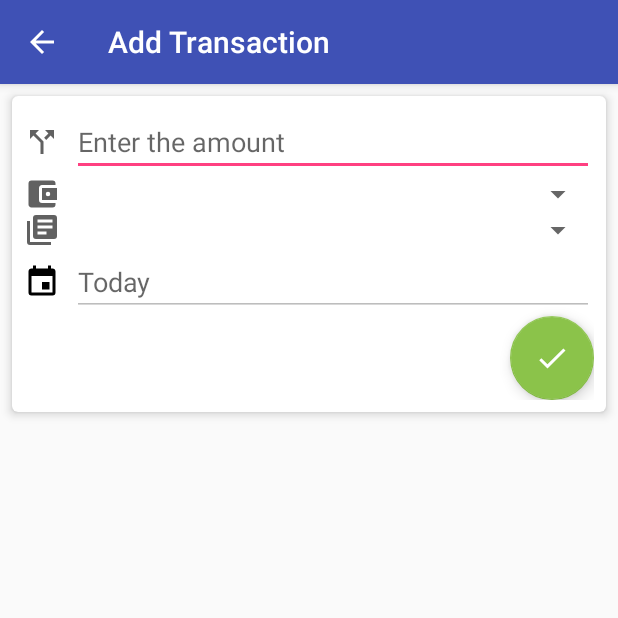
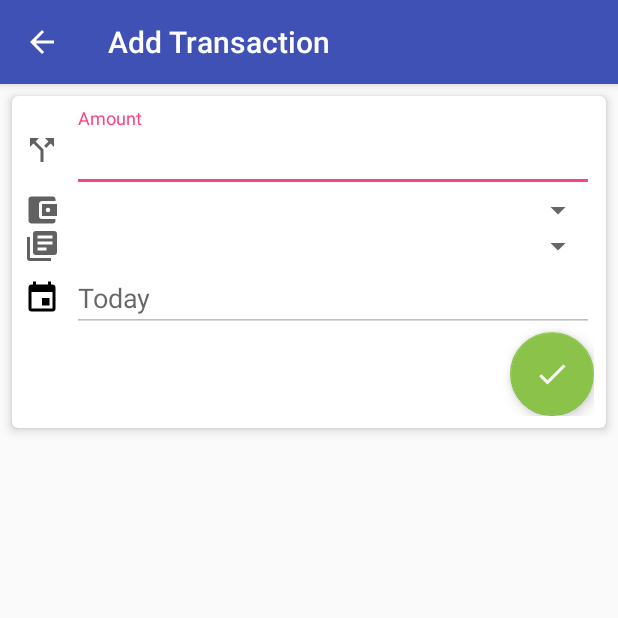
Before and after one commit to Dandewine/MyPocket, an Android app: the AddTransactionActivity screen opened directly, with no data from a screen before it, on a phone screen of 412 x 824 dp, the top half of it. Run offline under Robolectric (Android 15) with nearby library versions, the phone set to English and light mode, and no system bars; our stand-ins replace Dagger/Hilt's generated code, data binding; libraries missing offline, so code that uses them is left out: io.realm, rx.android.schedulers, rx.schedulers, rx.subscriptions; 4 statements that could not run were skipped.

Commit message:
migrate from Observable<String> to String in the ViewModels

```diff
--- a/data/src/main/java/com/denis/data/entity/mapper/TransactionDataMapper.java
+++ b/data/src/main/java/com/denis/data/entity/mapper/TransactionDataMapper.java
@@ -18,7 +18,7 @@ public class TransactionDataMapper {
     public Transaction transform(TransactionEntity entity) {
         Transaction transaction = null;
         if (entity != null) {
-            transaction = new Transaction(entity.getId());
+            transaction = new Transaction(entity.getCategoryId());
             transaction.setWalletId(entity.getWalletId());
             transaction.setAmount(entity.getAmount());
             transaction.setType(entity.getType());
@@ -47,6 +47,7 @@ public class TransactionDataMapper {
             transactionEntity.setWalletId(transaction.getWalletId());
             transactionEntity.setAmount(transaction.getAmount());
             transactionEntity.setType(transaction.getType());
+            transactionEntity.setCategoryId(transaction.getId());
             transactionEntity.setUnixDateTime(transaction.getUnixDateTime());
         }
         return transactionEntity;
--- a/domain/src/main/java/com/denis/domain/models/Transaction.java
+++ b/domain/src/main/java/com/denis/domain/models/Transaction.java
@@ -5,12 +5,14 @@ public class Transaction {
     private int walletId;
     private float amount;
     private int type;
+    private int categoryId;
     private long unixDateTime;
 
-    public Transaction(int walletId, float amount, int type, long unixDateTime) {
+    public Transaction(int walletId, float amount, int type, long unixDateTime, int categoryId) {
         this.walletId = walletId;
         this.amount = amount;
         this.type = type;
+        this.categoryId = categoryId;
         this.unixDateTime = unixDateTime;
     }
 
--- a/presentation/src/main/java/com/denis/mypocket/view/activity/AddTransactionActivity.java
+++ b/presentation/src/main/java/com/denis/mypocket/view/activity/AddTransactionActivity.java
@@ -27,8 +27,14 @@ public class AddTransactionActivity extends BaseActivity {
         isIncome = getIntent().getBooleanExtra(PLConstants.INTENT_INCOME_FLAG, false);
         super.onCreate(savedInstanceState);
         binding = DataBindingUtil.setContentView(this, R.layout.activity_add_transaction);
+
+        binding.categorySpinner.setOnItemSelectedListener(viewModel.categoryOnClickListener);
+        binding.walletsSpinner.setOnItemSelectedListener(viewModel.walletOnCLickListener);
+
         binding.setViewModel(viewModel);
-        binding.addTrans.setOnClickListener(viewModel.addOnClick);
+
+       // binding.addTrans.setOnClickListener(viewModel.addOnClick);
+
         configireToolbar(binding.toolbarAddTrans.toolbar, R.string.toolbar_add_trans, true);
     }
 
--- a/presentation/src/main/java/com/denis/mypocket/viewmodel/AddTransactionViewModel.java
+++ b/presentation/src/main/java/com/denis/mypocket/viewmodel/AddTransactionViewModel.java
@@ -1,9 +1,11 @@
 package com.denis.mypocket.viewmodel;
 
 import android.content.Context;
-import android.databinding.ObservableField;
+import android.text.Editable;
+import android.text.TextUtils;
 import android.util.Log;
 import android.view.View;
+import android.widget.AdapterView;
 import android.widget.ArrayAdapter;
 
 import com.denis.domain.interactor.DefaultSubscriber;
@@ -25,7 +27,12 @@ import javax.inject.Named;
 
 @PerActivity
 public class AddTransactionViewModel implements ViewModel {
-    public ObservableField<String> amount = new ObservableField<>();
+    public String amount = "";
+
+    private int categoryId;
+    private int walletId;
+
+    private boolean isIncome;
 
     private ArrayAdapter categoriesAdapter;
     private ArrayAdapter walletsAdapter;
@@ -40,7 +47,8 @@ public class AddTransactionViewModel implements ViewModel {
                                    boolean isIncome) {
 
         this.workerFacade = workerFacade;
-        categoriesAdapter = new ArrayAdapter(context, android.R.layout.simple_list_item_1);
+        this.isIncome = isIncome;
+        categoriesAdapter = new ArrayAdapter<>(context, android.R.layout.simple_list_item_1);
         walletsAdapter = new ArrayAdapter(context, android.R.layout.simple_list_item_1);
 
         Log.d(PLTags.INSTANCE_TAG, "Add Transaction ViewModel, " + hashCode());
@@ -50,12 +58,18 @@ public class AddTransactionViewModel implements ViewModel {
             workerFacade.getIncomeCategories(new GetAllIncomeCategories());
         else
             workerFacade.getExpenseCategories(new GetAllExpenseCategories());
+
     }
 
 
+    public void afterTextChanged(Editable s){
+        if (!TextUtils.equals(s.toString(), amount))
+            amount = s.toString();
+    }
+
     @Override
     public void destroy() {
-        Log.i(PLTags.INSTANCE_TAG,"AddTransactionViewModel has been destroyed");
+        Log.i(PLTags.INSTANCE_TAG, "AddTransactionViewModel has been destroyed");
         workerFacade.destroy();
     }
 
@@ -133,12 +147,42 @@ public class AddTransactionViewModel implements ViewModel {
         }
     }
 
-    public void onTextChanged(CharSequence s, int start, int before, int count) {
-        amount.set(s.toString());
-    }
 
     public View.OnClickListener addOnClick =
-            v -> workerFacade.addTransaction(new AddTransactionSubscriber(), new Transaction( 0, 345f, 1, 234L));
+            v -> {
+                Transaction transaction = new Transaction(walletId,
+                        Float.parseFloat(amount),
+                        isIncome ? 1 : 0,
+                        System.currentTimeMillis() / 1000, categoryId);
+                workerFacade.addTransaction(new AddTransactionSubscriber(),
+                        transaction);
+            };
+
+    public AdapterView.OnItemSelectedListener categoryOnClickListener = new AdapterView.OnItemSelectedListener() {
+        @Override
+        public void onItemSelected(AdapterView<?> parent, View view, int position, long id) {
+            Log.d("myTag", "itemClicked, position = " + position + ", id = " + id);
+            categoryId = (int) id;
+        }
+
+        @Override
+        public void onNothingSelected(AdapterView<?> parent) {
+
+        }
+    };
+
+    public AdapterView.OnItemSelectedListener walletOnCLickListener = new AdapterView.OnItemSelectedListener() {
+        @Override
+        public void onItemSelected(AdapterView<?> parent, View view, int position, long id) {
+            walletId = (int) id;
+            Log.d("myTag", "wallet id = " + walletId);
+        }
+
+        @Override
+        public void onNothingSelected(AdapterView<?> parent) {
+
+        }
+    };
 
     public ArrayAdapter getCategoriesAdapter() {
         return categoriesAdapter;
--- a/presentation/src/main/res/layout/activity_add_transaction.xml
+++ b/presentation/src/main/res/layout/activity_add_transaction.xml
@@ -30,7 +30,7 @@
 
             <LinearLayout
                 android:layout_width="match_parent"
-                android:layout_height="match_parent"
+                android:layout_height="wrap_content"
                 android:orientation="vertical"
                 android:padding="@dimen/half_padding">
 
@@ -47,14 +47,20 @@
                         android:paddingRight="@dimen/half_padding"
                         android:src="@drawable/vector_transactions"/>
 
-                    <EditText
+                    <android.support.design.widget.TextInputLayout
                         android:layout_width="match_parent"
-                        android:layout_height="wrap_content"
-                        android:hint="Enter the amount"
-                        android:inputType="numberDecimal"
-                        android:onTextChanged="@{viewModel.onTextChanged}"
-                        android:text="@{viewModel.amount}"
-                        />
+                        android:layout_height="wrap_content">
+
+                        <EditText
+                            android:layout_width="match_parent"
+                            android:layout_height="wrap_content"
+                            android:hint="Amount"
+
+                            android:afterTextChanged="@{viewModel.afterTextChanged}"
+                            android:text="@{viewModel.amount}"
+                            />
+                    </android.support.design.widget.TextInputLayout>
+
                 </LinearLayout>
 
                 <LinearLayout
@@ -123,6 +129,7 @@
                     android:layout_width="wrap_content"
                     android:layout_height="wrap_content"
                     android:layout_gravity="right"
+                    android:onClick="@{viewModel.addOnClick}"
                     android:src="@drawable/vector_check"
                     android:transitionName="reveal"
                     app:backgroundTint="@color/fab_income"/>
```
Also changed, not shown: data/src/main/java/com/denis/data/entity/TransactionEntity.java (+10 -1 lines).
